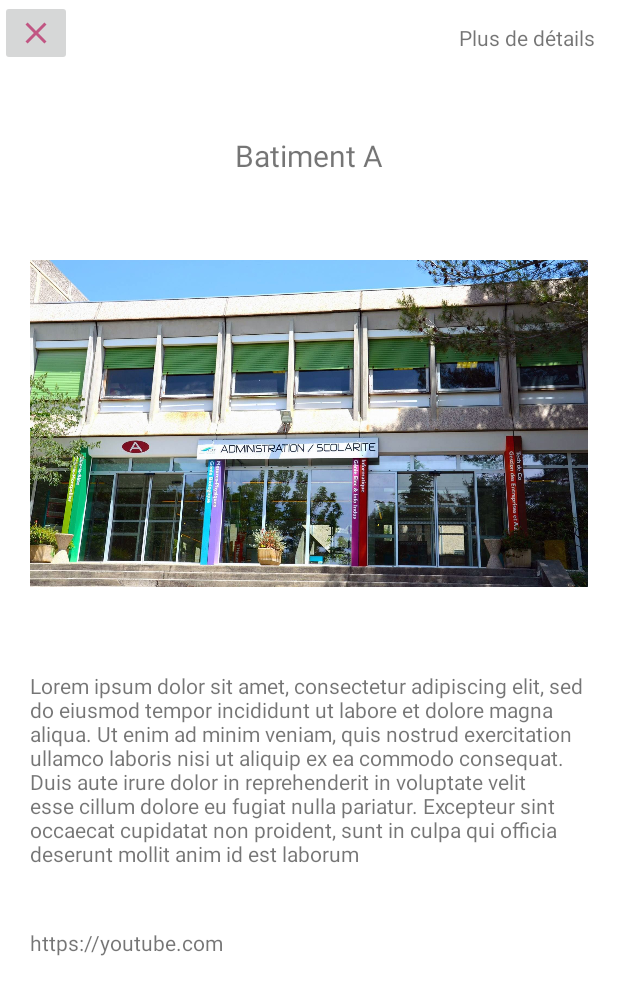
After one commit to ETS-Android2/ApplicationVisite, an Android app: the BatimentFragment screen opened directly, with no data from a screen before it, on a phone screen of 412 x 824 dp. The commit adds this screen. Shown: the top 995 px of the screen. Run offline under Robolectric (Android 15) with nearby library versions, the phone set to English and light mode, and no system bars.

Commit message:
Le scan du QR code fonctionne

```diff
--- a/app/build.gradle
+++ b/app/build.gradle
@@ -38,6 +38,7 @@ dependencies {
     implementation 'androidx.navigation:navigation-fragment:2.3.5'
     implementation 'androidx.navigation:navigation-ui:2.3.5'
     implementation 'com.budiyev.android:code-scanner:2.1.0'
+    implementation 'androidx.legacy:legacy-support-v4:1.0.0'
     testImplementation 'junit:junit:4.+'
     androidTestImplementation 'androidx.test.ext:junit:1.1.3'
     androidTestImplementation 'androidx.test.espresso:espresso-core:3.4.0'
--- a/app/src/main/AndroidManifest.xml
+++ b/app/src/main/AndroidManifest.xml
@@ -2,9 +2,10 @@
 <manifest xmlns:android="http://schemas.android.com/apk/res/android"
     package="com.example.applicationvisite">
 
-    <uses-permission android:name="android.permission.CAMERA"/>
-    <uses-feature android:name="android.hardware.camera"/>
-    <uses-feature android:name="android.hardware.camera.autofocus"/>
+    <uses-permission android:name="android.permission.CAMERA" />
+
+    <uses-feature android:name="android.hardware.camera" />
+    <uses-feature android:name="android.hardware.camera.autofocus" />
 
     <application
         android:allowBackup="true"
@@ -13,6 +14,9 @@
         android:roundIcon="@mipmap/ic_launcher_round"
         android:supportsRtl="false"
         android:theme="@style/Theme.ApplicationVisite">
+        <activity
+            android:name=".DetailViewActivity"
+            android:exported="false" />
         <activity
             android:name=".QrActivity"
             android:exported="false" />
@@ -34,4 +38,5 @@
             android:label="@string/app_name"
             android:theme="@style/Theme.ApplicationVisite.NoActionBar" />
     </application>
+
 </manifest>
--- /dev/null
+++ b/app/src/main/java/com/example/applicationvisite/DetailViewActivity.java
@@ -0,0 +1,25 @@
+package com.example.applicationvisite;
+
+import androidx.appcompat.app.AppCompatActivity;
+import androidx.fragment.app.FragmentTransaction;
+
+import android.os.Bundle;
+
+import com.example.applicationvisite.fragments.BatimentFragment;
+
+public class DetailViewActivity extends AppCompatActivity {
+
+    @Override
+    public void onCreate(Bundle savedInstanceState) {
+        super.onCreate(savedInstanceState);
+        setContentView(R.layout.activity_detail_view);
+
+        //injecter le fragment batiment dans notre boite fragment container
+
+    FragmentTransaction t = getSupportFragmentManager().beginTransaction();
+    t.replace(R.id.fragment_container_detailview, new BatimentFragment());
+    t.addToBackStack(null);
+    t.commit();
+
+    }
+}
--- a/app/src/main/java/com/example/applicationvisite/QrActivity.java
+++ b/app/src/main/java/com/example/applicationvisite/QrActivity.java
@@ -48,6 +48,8 @@ public class QrActivity extends AppCompatActivity {
             public void onDecoded(@NonNull final Result result) {
                 //resultat !!!
                 resScan = result.getText();
+                Intent detailviewactivity = new Intent(getApplicationContext(),DetailViewActivity.class);
+                startActivity(detailviewactivity);
                 finish();
             }
         });
--- /dev/null
+++ b/app/src/main/java/com/example/applicationvisite/fragments/BatimentFragment.java
@@ -0,0 +1,22 @@
+package com.example.applicationvisite.fragments;
+
+import android.os.Bundle;
+
+import androidx.fragment.app.Fragment;
+
+import android.view.LayoutInflater;
+import android.view.View;
+import android.view.ViewGroup;
+
+import com.example.applicationvisite.R;
+
+
+public class BatimentFragment extends Fragment {
+
+    @Override
+    public View onCreateView(LayoutInflater inflater, ViewGroup container,
+                             Bundle savedInstanceState) {
+        // Inflate the layout for this fragment
+        return inflater.inflate(R.layout.fragment_batiment, container, false);
+    }
+}
--- /dev/null
+++ b/app/src/main/res/drawable-anydpi/ic_close.xml
@@ -0,0 +1,11 @@
+<vector xmlns:android="http://schemas.android.com/apk/res/android"
+    android:width="24dp"
+    android:height="24dp"
+    android:viewportWidth="24"
+    android:viewportHeight="24"
+    android:tint="#333333"
+    android:alpha="0.6">
+  <path
+      android:fillColor="@android:color/white"
+      android:pathData="M19,6.41L17.59,5 12,10.59 6.41,5 5,6.41 10.59,12 5,17.59 6.41,19 12,13.41 17.59,19 19,17.59 13.41,12z"/>
+</vector>
--- /dev/null
+++ b/app/src/main/res/layout/activity_detail_view.xml
@@ -0,0 +1,35 @@
+<?xml version="1.0" encoding="utf-8"?>
+<androidx.constraintlayout.widget.ConstraintLayout xmlns:android="http://schemas.android.com/apk/res/android"
+    xmlns:app="http://schemas.android.com/apk/res-auto"
+    xmlns:tools="http://schemas.android.com/tools"
+    android:layout_width="match_parent"
+    android:layout_height="match_parent"
+    tools:context=".DetailViewActivity">
+
+        <ImageButton
+            android:id="@+id/imageButton"
+            android:layout_width="wrap_content"
+            android:layout_height="wrap_content"
+            android:layout_margin="@dimen/margin_default"
+            app:tint="@color/rouge_logo"
+            android:src="@drawable/ic_close"
+            tools:ignore="MissingConstraints"
+            android:contentDescription="fermer" />
+
+        <TextView
+            android:id="@+id/namedetailview"
+            android:layout_width="wrap_content"
+            android:layout_height="wrap_content"
+            android:padding="15dp"
+            android:text="@string/namedetailview"
+            app:layout_constraintEnd_toEndOf="parent"
+            tools:ignore="MissingConstraints" />
+
+            <FrameLayout
+                android:id="@+id/fragment_container_detailview"
+                android:layout_width="match_parent"
+                android:layout_height="match_parent"
+                android:layout_marginTop="70dp"
+                />
+
+</androidx.constraintlayout.widget.ConstraintLayout>
--- /dev/null
+++ b/app/src/main/res/layout/fragment_batiment.xml
@@ -0,0 +1,43 @@
+<?xml version="1.0" encoding="utf-8"?>
+<LinearLayout xmlns:android="http://schemas.android.com/apk/res/android"
+    xmlns:tools="http://schemas.android.com/tools"
+    android:layout_width="match_parent"
+    android:layout_height="match_parent"
+    tools:context=".fragments.BatimentFragment"
+    android:orientation="vertical">
+
+
+    <TextView
+        android:id="@+id/text_bat_name"
+        android:textSize="20sp"
+        android:layout_gravity="center"
+        android:layout_width="wrap_content"
+        android:layout_height="wrap_content"
+        android:padding="@dimen/padding_default"
+        android:text="@string/item_bat_name" />
+
+    <ImageView
+        android:id="@+id/imageView2"
+        android:layout_width="match_parent"
+        android:layout_height="250dp"
+        android:src="@drawable/img_bat_a"
+        android:layout_margin="@dimen/margin_default"
+        />
+
+    <TextView
+        android:id="@+id/text_bat_description"
+        android:layout_width="wrap_content"
+        android:layout_height="wrap_content"
+        android:padding="@dimen/padding_default"
+        android:text="@string/item_bat_description"
+        />
+
+    <TextView
+        android:id="@+id/text_bat_lienvideo"
+        android:layout_width="wrap_content"
+        android:layout_height="wrap_content"
+        android:padding="@dimen/padding_default"
+        android:text="@string/item_bat_lienvideo"
+        />
+
+</LinearLayout>
--- a/app/src/main/res/values/dimens.xml
+++ b/app/src/main/res/values/dimens.xml
@@ -3,5 +3,6 @@
     <dimen name="margin_default">20dp</dimen>
 
     <dimen name="title_default">25sp</dimen>
+    <dimen name="padding_default">20dp</dimen>
 
 </resources>
--- a/app/src/main/res/values/strings.xml
+++ b/app/src/main/res/values/strings.xml
@@ -12,4 +12,10 @@
 
     <string name="welcome_message">Bienvenue à :</string>
     <string name="descover">Découvrir le campus :</string>
+    <string name="namedetailview">Plus de détails</string>
+
+    <string name="hello_blank_fragment">Hello blank fragment</string>
+    <string name="item_bat_name">Batiment A</string>
+    <string name="item_bat_description">Lorem ipsum dolor sit amet, consectetur adipiscing elit, sed do eiusmod tempor incididunt ut labore et dolore magna aliqua. Ut enim ad minim veniam, quis nostrud exercitation ullamco laboris nisi ut aliquip ex ea commodo consequat. Duis aute irure dolor in reprehenderit in voluptate velit esse cillum dolore eu fugiat nulla pariatur. Excepteur sint occaecat cupidatat non proident, sunt in culpa qui officia deserunt mollit anim id est laborum</string>
+    <string name="item_bat_lienvideo">https://youtube.com</string>
 </resources>
```
Also changed, not shown: app/src/main/res/drawable-hdpi/ic_close.png (added), app/src/main/res/drawable-mdpi/ic_close.png (added), app/src/main/res/drawable-xhdpi/ic_close.png (added), app/src/main/res/drawable-xxhdpi/ic_close.png (added), app/src/main/res/drawable/img_bat_a.jpg (added).
